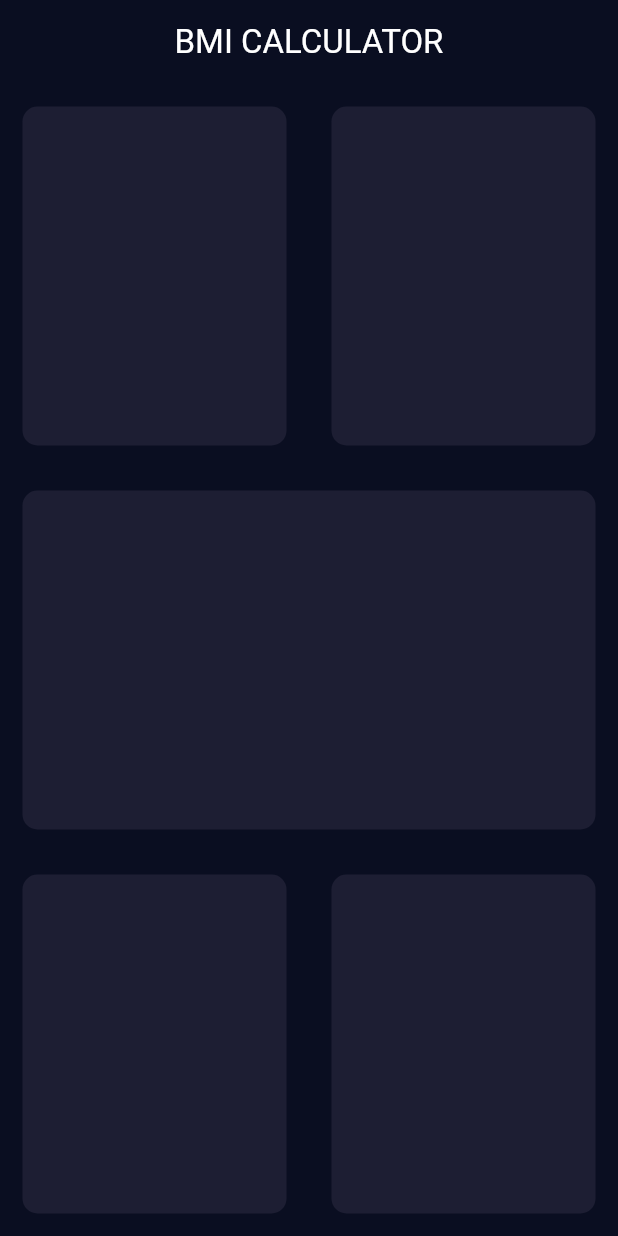
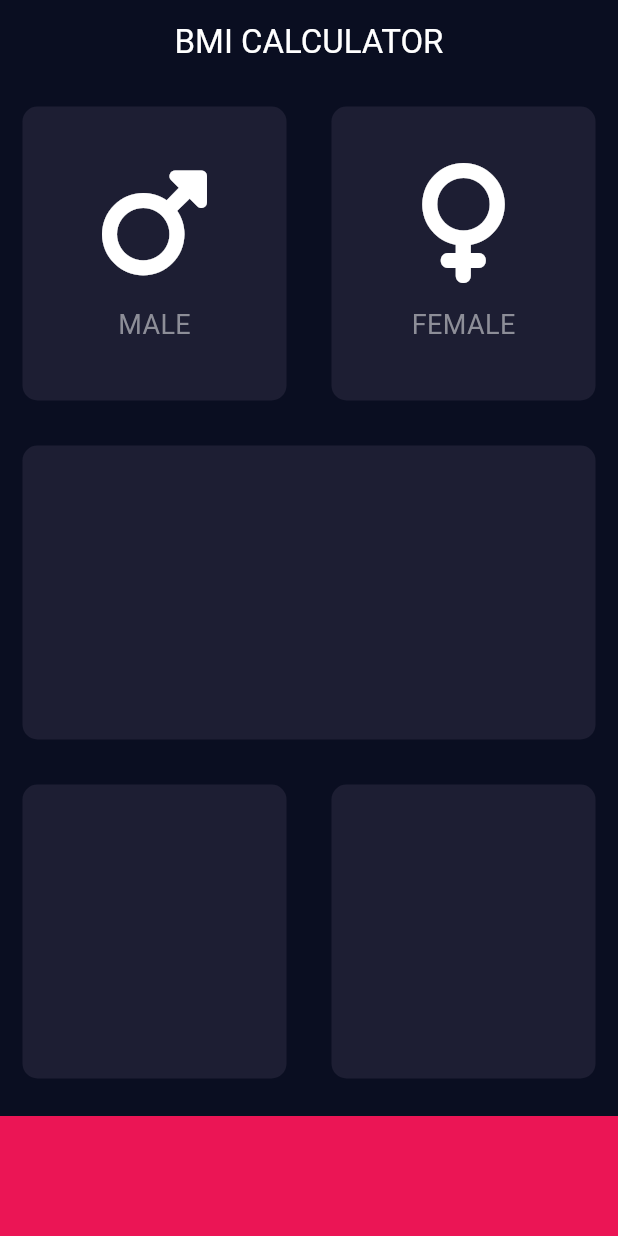
Before and after one commit to nicoleandlilli/BMI_Calculator, a Flutter app: the screen it shows after launch, on a phone screen of 412 x 824 dp. Run offline on Flutter 3.47's test engine with Material 3 defaults, Android fonts, the phone set to English and light mode, and no system bars; our stand-ins replace font_awesome_flutter.

Commit message:
Colum第一行添加自定义View

```diff
--- /dev/null
+++ b/lib/icon_content.dart
@@ -0,0 +1,33 @@
+
+import 'package:flutter/cupertino.dart';
+
+const labelTextStyle = TextStyle(
+  fontSize: 18.0,
+  color: Color(0xFF8D8E98),
+);
+
+class IconContent extends StatelessWidget {
+
+  IconContent({required this.icon,required this.label});
+
+  final IconData? icon;
+  final String label;
+
+  @override
+  Widget build(BuildContext context) {
+    return Column(
+      mainAxisAlignment: MainAxisAlignment.center,
+      children: <Widget>[
+        Icon(
+          icon,
+          size: 80.0,
+        ),
+        SizedBox(
+          height: 15.0,
+        ),
+        Text(label,
+          style: labelTextStyle,)
+      ],
+    );
+  }
+}
--- a/lib/input_page.dart
+++ b/lib/input_page.dart
@@ -1,7 +1,14 @@
 import 'package:flutter/material.dart';
+import 'icon_content.dart';
+import 'reusable_card.dart';
+import 'package:font_awesome_flutter/font_awesome_flutter.dart';
+
+
+const bottomContainerHeight = 80.0;
+const bottomContainerColor = Color(0xFFEB1555);
+const activeCardColor = Color(0xFF1D1E33);
 
 class InputPage extends StatefulWidget{
-
 
   @override
   _InputPageState createState() => _InputPageState();
@@ -29,17 +36,31 @@ class _InputPageState extends State<InputPage>{
         children:<Widget> [
           Expanded(child: Row(
             children: <Widget>[
-              Expanded(child: ReusableCard(color: Color(0xFF1D1E33)),),
-              Expanded(child: ReusableCard(color: Color(0xFF1D1E33)),),
+              Expanded(child: ReusableCard(
+                  color: activeCardColor,
+                cardChild: IconContent(icon: FontAwesomeIcons.mars,label: "MALE",),
+              ),
+              ),
+              Expanded(child: ReusableCard(
+                color: activeCardColor,
+                cardChild: IconContent(icon: FontAwesomeIcons.venus,label: "FEMALE",),
+              ),
+              ),
             ],
           )),
-          Expanded(child: ReusableCard(color: Color(0xFF1D1E33)),),
+          Expanded(child: ReusableCard(color: activeCardColor),),
           Expanded(child: Row(
             children: [
-              Expanded(child: ReusableCard(color: Color(0xFF1D1E33)),),
-              Expanded(child: ReusableCard(color: Color(0xFF1D1E33)),),
+              Expanded(child: ReusableCard(color: activeCardColor),),
+              Expanded(child: ReusableCard(color: activeCardColor),),
             ],
           )),
+          Container(
+            color: bottomContainerColor,
+            margin: EdgeInsets.only(top: 10.0),
+            width: double.infinity,
+            height: bottomContainerHeight,
+          )
         ],
       )
 
@@ -48,22 +69,3 @@ class _InputPageState extends State<InputPage>{
 
 
 }
-
-class ReusableCard extends StatelessWidget {
-
-  Color color;
-
-  ReusableCard({required this.color});
-
-  @override
-  Widget build(BuildContext context) {
-    return Container(
-      // color: Color(0xFF1D1E33),
-      margin: EdgeInsets.all(15.0),
-      decoration: BoxDecoration(
-          color: color,
-          borderRadius: BorderRadius.circular(10.0)
-      ),
-    );
-  }
-}
--- a/lib/main.dart
+++ b/lib/main.dart
@@ -10,6 +10,7 @@ class BMICalculator extends StatelessWidget{
   @override
   Widget build(BuildContext context) {
     return  MaterialApp(
+
       theme: ThemeData.dark().copyWith(
           floatingActionButtonTheme: FloatingActionButtonThemeData(
             backgroundColor: Colors.purple,
--- /dev/null
+++ b/lib/reusable_card.dart
@@ -0,0 +1,23 @@
+
+import 'package:flutter/cupertino.dart';
+
+class ReusableCard extends StatelessWidget {
+
+  final Color color;
+  final Widget? cardChild;
+
+  ReusableCard({required this.color, this.cardChild});
+
+  @override
+  Widget build(BuildContext context) {
+    return Container(
+      // color: Color(0xFF1D1E33),
+      child: cardChild,
+      margin: EdgeInsets.all(15.0),
+      decoration: BoxDecoration(
+        color: color,
+        borderRadius: BorderRadius.circular(10.0),
+      ),
+    );
+  }
+}
--- a/pubspec.yaml
+++ b/pubspec.yaml
@@ -32,7 +32,7 @@ dependencies:
     sdk: flutter
 
   english_words: ^4.0.0
-
+  font_awesome_flutter: ^10.7.0
 
 
   # The following adds the Cupertino Icons font to your application.
```
Also changed, not shown: pubspec.lock.
